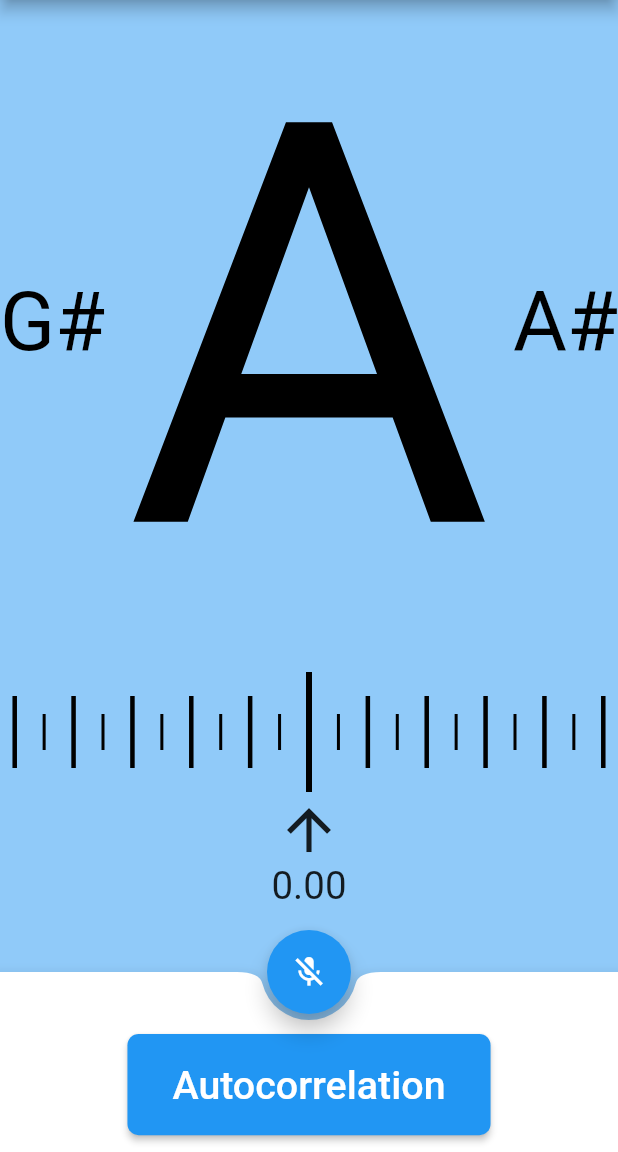
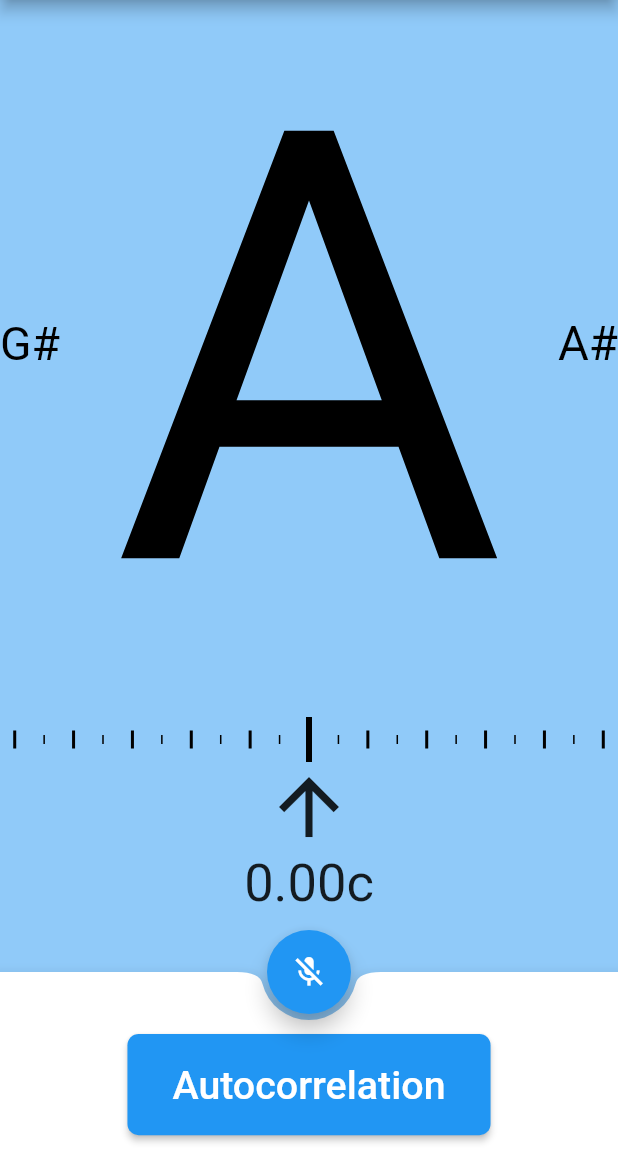
Before and after one commit to mherrerarendon/sound_test, a Flutter app: the screen it shows after launch, on a phone screen of 412 x 824 dp, the part 84-1236 px from its top. Run offline on Flutter 3.47's test engine with Material 2 defaults, Android fonts, the phone set to English and light mode, and no system bars; our stand-ins replace wakelock; missing offline and left inert: dart:ffi, flutter_sound; statements that could not run were skipped.

Commit message:
Looking better

```diff
--- a/lib/widgets/cents_ruler.dart
+++ b/lib/widgets/cents_ruler.dart
@@ -13,13 +13,13 @@ class CentsRuler extends StatelessWidget {
         final width = index == numTicks ~/ 2
             ? 4.0
             : index % 2 == 0
-                ? 3.0
-                : 2.0;
+                ? 2.0
+                : 1.0;
         final height = index == numTicks ~/ 2
             ? 1.0
             : index % 2 == 0
-                ? .6
-                : .3;
+                ? .4
+                : .2;
         return Expanded(child: Tick(width, height, Colors.black));
       });
       return Row(children: ticks);
--- a/lib/widgets/main_dos.dart
+++ b/lib/widgets/main_dos.dart
@@ -16,12 +16,12 @@ class MainDos extends StatelessWidget {
         Expanded(child: PlayedPitch()),
         SizedBox(height: 20),
         SizedBox(
-          height: kHeight,
+          height: 30,
           child: CentsRuler(),
         ),
         SizedBox(
-          height: kHeight,
-          child: MyStatefulWidget(),
+          height: 100,
+          child: PitchPointer(),
         ),
         SizedBox(height: 40),
       ],
--- a/lib/widgets/pitch_pointer.dart
+++ b/lib/widgets/pitch_pointer.dart
@@ -2,82 +2,42 @@ import 'package:flutter/material.dart';
 import 'package:provider/provider.dart';
 import 'package:sound_test/models/partials_model.dart';
 
-class MyStatefulWidget extends StatefulWidget {
-  const MyStatefulWidget({Key? key}) : super(key: key);
-
-  @override
-  State<MyStatefulWidget> createState() => _MyStatefulWidgetState();
-}
-
-class _MyStatefulWidgetState extends State<MyStatefulWidget>
-    with SingleTickerProviderStateMixin {
-  late final AnimationController _controller = AnimationController(
-    duration: const Duration(milliseconds: 100),
-    vsync: this,
-  );
-  late final Animation<Offset> _offsetAnimation =
-      Tween<Offset>(begin: Offset.zero, end: Offset.zero).animate(_controller);
-
-  @override
-  void dispose() {
-    _controller.dispose();
-    super.dispose();
-  }
+class PitchPointer extends StatelessWidget {
+  const PitchPointer({Key? key}) : super(key: key);
 
   @override
   Widget build(BuildContext context) {
     return Consumer<PartialsModel>(builder: (context, partials, _) {
-      scrollTo() {
-        final centsOffset = partials.centsOffset / 100;
-
-        _controller.animateTo(centsOffset,
-            duration: const Duration(milliseconds: 100), curve: Curves.linear);
-      }
-
-      WidgetsBinding.instance?.addPostFrameCallback((_) => scrollTo());
       return LayoutBuilder(builder: (context, constraints) {
         final midX = constraints.maxWidth / 2;
-        final offset = partials.centsOffset / 100 * constraints.maxWidth + midX;
+
         return Stack(
           children: [
-            Positioned(
+            TweenAnimationBuilder<double>(
+                tween: Tween<double>(
+                    begin: 0,
+                    end: partials.centsOffset / 100 * constraints.maxWidth +
+                        midX),
+                duration: const Duration(milliseconds: 200),
+                builder: (_, value, __) {
+                  return Positioned(
                     child: SizedBox(
                         child: FittedBox(
                             child: Column(
                           children: [
                             const Icon(Icons.arrow_upward),
                             Text(
-                            '${partials.centsOffset > 0 ? '+' : ''}${partials.centsOffset.toStringAsFixed(2)}')
+                                '${partials.centsOffset > 0 ? '+' : ''}${partials.centsOffset.toStringAsFixed(2)}c')
                           ],
                         )),
-                    width: 50,
+                        width: constraints.maxHeight,
                         height: constraints.maxHeight),
-                left: offset - 25),
+                    left: value - constraints.maxHeight / 2,
+                  );
+                }),
           ],
         );
       });
     });
   }
 }
-
-class PitchPointer extends StatelessWidget {
-  const PitchPointer({Key? key}) : super(key: key);
-
-  @override
-  Widget build(BuildContext context) {
-    return Consumer<PartialsModel>(
-      builder: (context, partials, _) {
-        final centsOffset = partials.centsOffset;
-        return Text(
-            'Cents offset: ${centsOffset > 0 ? '+' : ''}${centsOffset.toStringAsFixed(2)}',
-            style: TextStyle(
-                fontSize: 20,
-                color: partials.inTune()
-                    ? Theme.of(context).colorScheme.onSurface
-                    : centsOffset < 0
-                        ? Colors.red
-                        : Colors.blue));
-      },
-    );
-  }
-}
--- a/lib/widgets/played_pitch.dart
+++ b/lib/widgets/played_pitch.dart
@@ -2,7 +2,7 @@ import 'package:flutter/material.dart';
 import 'package:provider/provider.dart';
 import 'package:sound_test/models/partials_model.dart';
 
-const double kWidth = 70;
+const double kWidth = 40;
 
 class PlayedPitch extends StatelessWidget {
   const PlayedPitch({Key? key}) : super(key: key);
@@ -25,6 +25,9 @@ class PlayedPitch extends StatelessWidget {
                 ),
               ),
             ),
+            SizedBox(
+              width: 10,
+            ),
             Expanded(
               child: FittedBox(
                 alignment: Alignment.bottomCenter,
@@ -36,6 +39,9 @@ class PlayedPitch extends StatelessWidget {
                           : Colors.grey),
                 ),
               ),
+            ),
+            SizedBox(
+              width: 10,
             ),
             SizedBox(
               width: kWidth,
```
Lines whose indentation alone changed are shown as unchanged.
